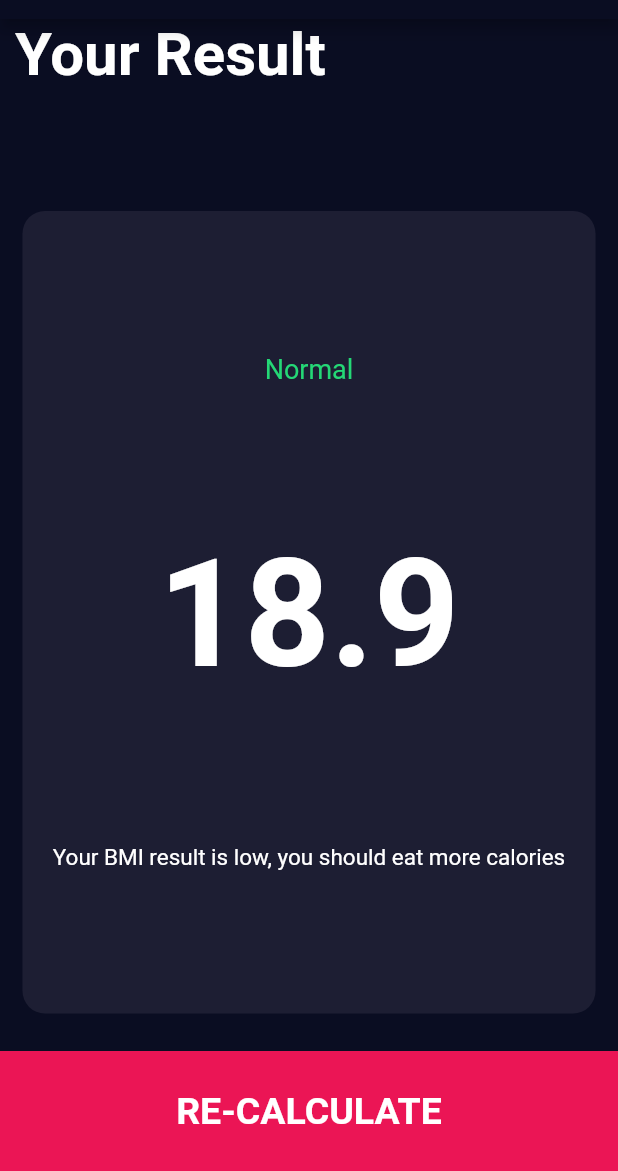
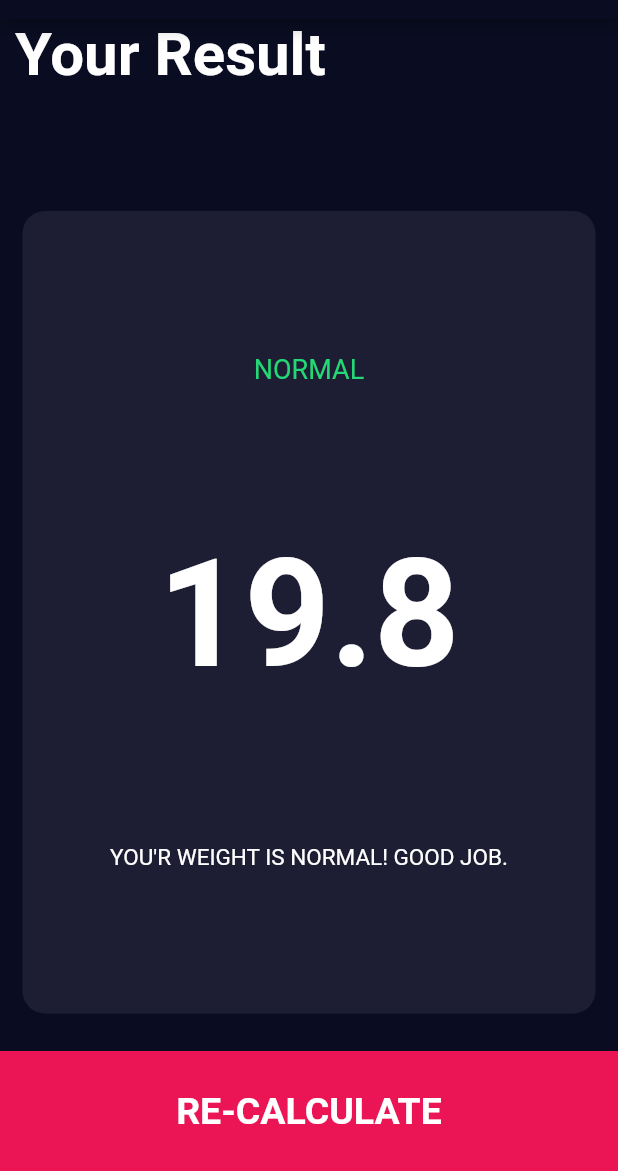
Before and after one commit to Abhishekraina7/bmi_calculator_app, a Flutter app: the screen it shows after launch, after a tap on "CALCULATE", on a phone screen of 412 x 824 dp, the part 65-1236 px from its top. Run offline on Flutter 3.47's test engine with Material 2 defaults, Android fonts, the phone set to English and light mode, and no system bars; our stand-ins replace font_awesome_flutter.

Commit message:
Made a constructor which requires some properties (as required) and also declared three new variables which were needed for results to get stored in the results page file.

```diff
--- a/lib/results_page.dart
+++ b/lib/results_page.dart
@@ -4,7 +4,10 @@ import 'Reusable_card.dart';
 import 'bottom_button.dart';
 import 'brain_of_app.dart';
 class ResultsPage extends StatelessWidget {
-  const ResultsPage({super.key});
+  const ResultsPage({super.key, required this.status, required this.result, required this.suggestion });
+  final String status;
+  final String result;
+  final String suggestion;
 
   @override
   Widget build(BuildContext context) {
@@ -29,12 +32,13 @@ class ResultsPage extends StatelessWidget {
               crossAxisAlignment: CrossAxisAlignment.center,
               children: <Widget>[
                 Text(
-                  'Normal',style: kResultstatusstyle,
+                  status.toUpperCase(),style: kResultstatusstyle,
                 ),
-                Text('18.9',
+                Text(
+                  result.toUpperCase(),
                 style: kFinalstyle,
                 ),
-                Text('Your BMI result is low, you should eat more calories',
+                Text(suggestion.toUpperCase(),
                   style: kSuggestionmessagestyle,
                 ),
               ],
```
